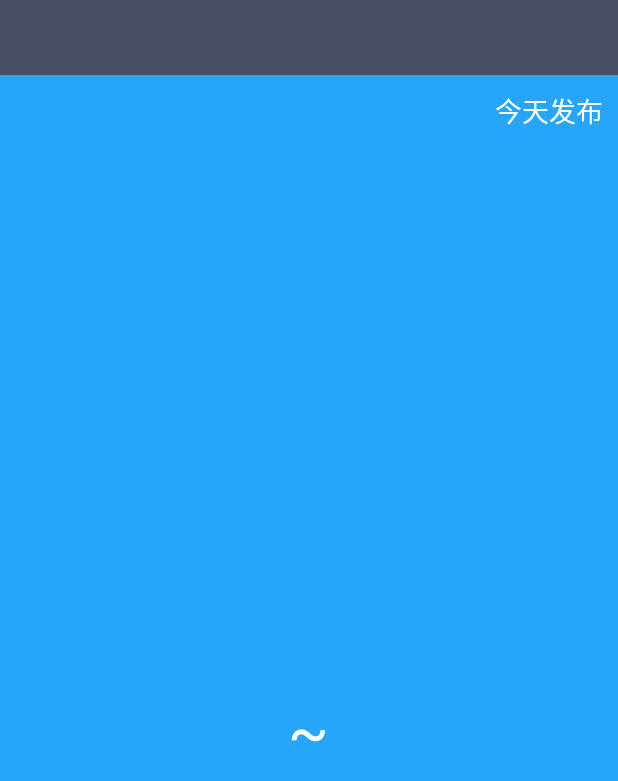
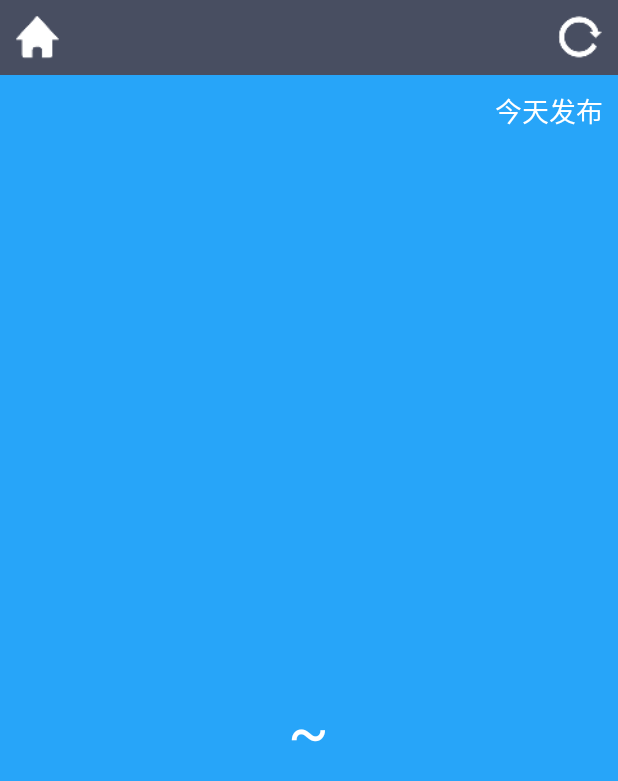
Before and after one commit to sunc15/coolweather, an Android app: the WeatherActivity screen opened directly, with no data from a screen before it, on a phone screen of 412 x 824 dp. Shown: the top 781 px of the screen. Run offline under Robolectric (Android 15) with nearby library versions, the phone set to English and light mode, and no system bars.

Commit message:
新增切换城市和手动更新天气的功能

```diff
--- a/app/src/main/java/com/sunchen/coolweather/activity/WeatherActivity.java
+++ b/app/src/main/java/com/sunchen/coolweather/activity/WeatherActivity.java
@@ -1,6 +1,7 @@
 package com.sunchen.coolweather.activity;
 
 import android.app.Activity;
+import android.content.Intent;
 import android.content.SharedPreferences;
 import android.preference.PreferenceManager;
 import android.support.v7.app.ActionBarActivity;
@@ -9,6 +10,7 @@ import android.text.TextUtils;
 import android.view.Menu;
 import android.view.MenuItem;
 import android.view.View;
+import android.widget.Button;
 import android.widget.LinearLayout;
 import android.widget.TextView;
 
@@ -20,7 +22,7 @@ import com.sunchen.coolweather.util.Utility;
 
 import java.lang.reflect.Array;
 
-public class WeatherActivity extends Activity {
+public class WeatherActivity extends Activity implements View.OnClickListener{
 
     private LinearLayout weatherInfolayout;
     private TextView cityNameText;
@@ -29,11 +31,17 @@ public class WeatherActivity extends Activity {
     private TextView temp1Text;
     private TextView temp2Text;
     private TextView currentDateText;
+    private Button switchCity;
+    private Button refreshWeather;
 
     @Override
     protected void onCreate(Bundle savedInstanceState) {
         super.onCreate(savedInstanceState);
         setContentView(R.layout.activity_weather);
+        switchCity=(Button) findViewById(R.id.switch_city);
+        refreshWeather=(Button) findViewById(R.id.refresh_weather);
+        switchCity.setOnClickListener(this);
+        refreshWeather.setOnClickListener(this);
         weatherInfolayout=(LinearLayout) findViewById(R.id.weather_info_layout);
         cityNameText=(TextView) findViewById(R.id.city_name);
         publishText=(TextView) findViewById(R.id.publish_text);
@@ -133,4 +141,26 @@ public class WeatherActivity extends Activity {
 
         return super.onOptionsItemSelected(item);
     }
+
+    @Override
+    public void onClick(View v) {
+        switch(v.getId()){
+            case R.id.switch_city:
+                Intent intent=new Intent(this,choose_areaActivity.class);
+                intent.putExtra("from_weather_activity",true);
+                startActivity(intent);
+                finish();
+                break;
+            case R.id.refresh_weather:
+                publishText.setText("同步中...");
+                SharedPreferences pref=PreferenceManager.getDefaultSharedPreferences(this);
+                String weathreCode=pref.getString("weather_code","");
+                if(!TextUtils.isEmpty(weathreCode)){
+                    queryWeatherInfo(weathreCode);
+                }
+                break;
+            default:
+                break;
+        }
+    }
 }
--- a/app/src/main/res/layout/activity_weather.xml
+++ b/app/src/main/res/layout/activity_weather.xml
@@ -6,6 +6,13 @@
         android:layout_width="match_parent"
         android:layout_height="50dp"
         android:background="#484E61">
+        <Button
+            android:id="@+id/switch_city"
+            android:layout_width="30dp"
+            android:layout_height="30dp"
+            android:layout_centerVertical="true"
+            android:layout_marginLeft="10dp"
+            android:background="@drawable/home"/>
         <TextView
             android:id="@+id/city_name"
             android:layout_width="wrap_content"
@@ -13,6 +20,14 @@
             android:layout_centerInParent="true"
             android:textColor="#fff"
             android:textSize="24sp"/>
+        <Button
+            android:id="@+id/refresh_weather"
+            android:layout_width="30dp"
+            android:layout_height="30dp"
+            android:layout_alignParentRight="true"
+            android:layout_centerVertical="true"
+            android:layout_marginRight="10dp"
+            android:background="@drawable/refresh"/>
         </RelativeLayout>
     <RelativeLayout
         android:layout_width="match_parent"
@@ -80,8 +95,6 @@
                 android:textSize="40sp"/>
 
                 </LinearLayout>
-
-
             </LinearLayout>
         </RelativeLayout>
 
```
Also changed, not shown: app/src/main/java/com/sunchen/coolweather/activity/choose_areaActivity.java (+7 -1 lines), app/src/main/res/drawable-xxhdpi/home.png (added), app/src/main/res/drawable-xxhdpi/refresh.png (added).
